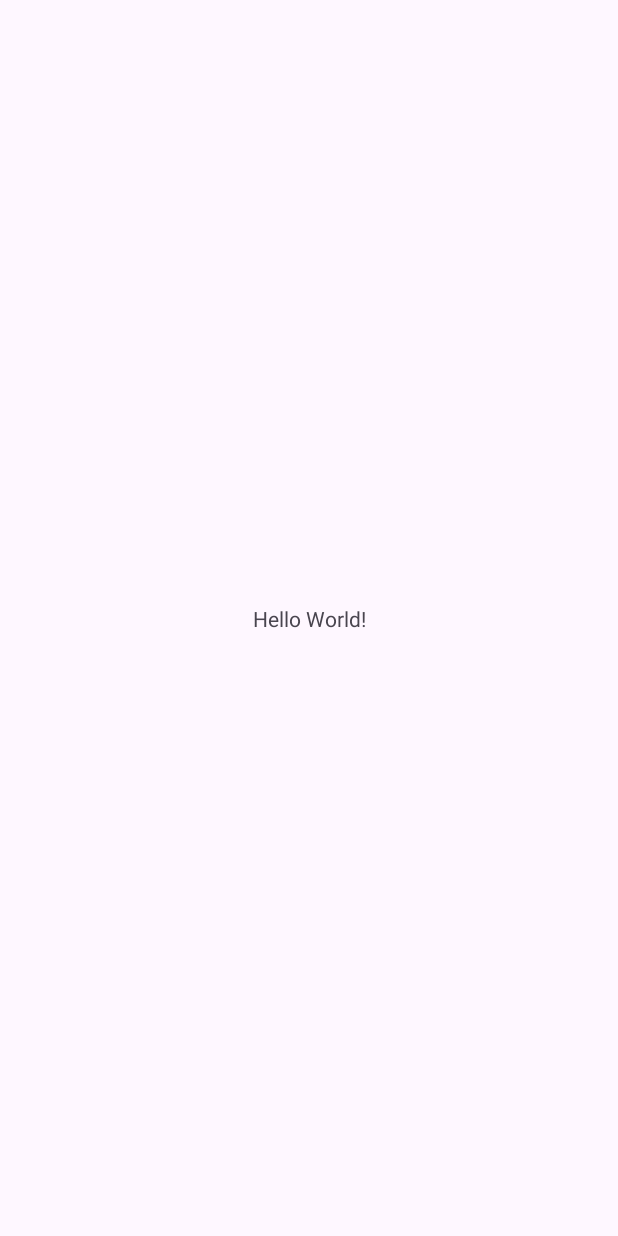
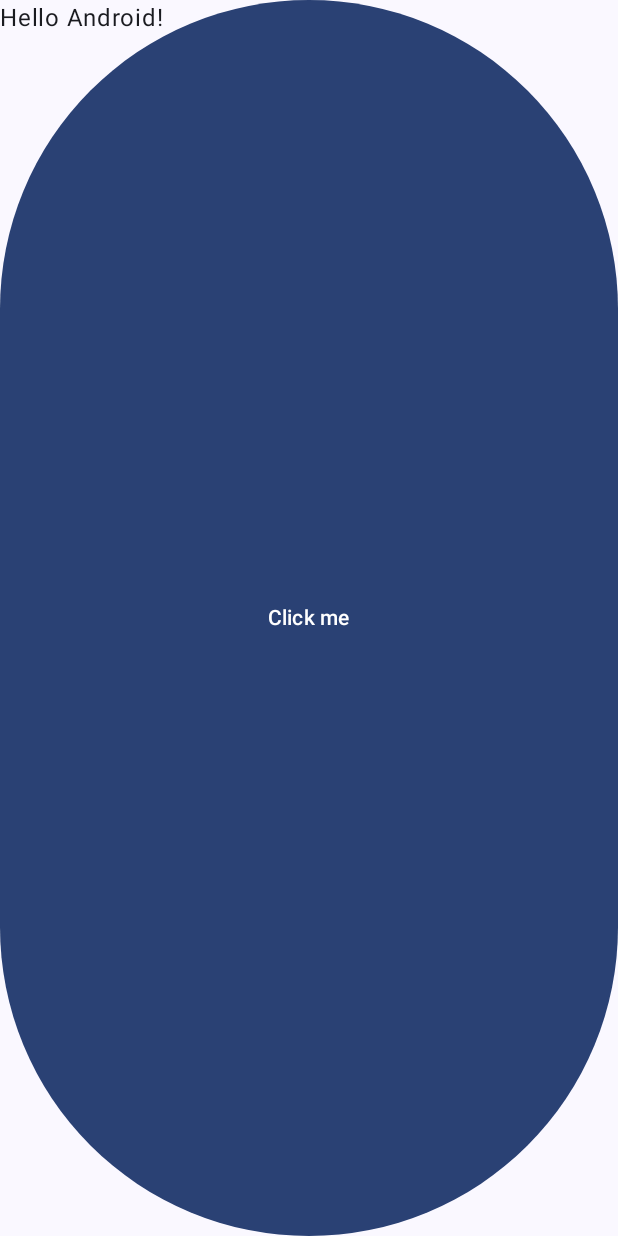
Before and after one commit to jessyjackson/PictionaryParty, an Android app built with Jetpack Compose: the screen it shows after launch (MainActivity), on a phone screen of 412 x 824 dp. Before the commit the screen is almost empty. Run offline under Robolectric (Android 15) with nearby library versions, the phone set to English and light mode, and no system bars.

Commit message:
change to kotlin

```diff
--- a/app/src/main/AndroidManifest.xml
+++ b/app/src/main/AndroidManifest.xml
@@ -14,7 +14,9 @@
         tools:targetApi="31">
         <activity
             android:name=".MainActivity"
-            android:exported="true">
+            android:exported="true"
+            android:label="@string/app_name"
+            android:theme="@style/Theme.PictionaryParty">
             <intent-filter>
                 <action android:name="android.intent.action.MAIN" />
 
--- a/app/src/main/java/com/pictionaryparty/MainActivity.java
+++ /dev/null
@@ -1,14 +0,0 @@
-package com.pictionaryparty;
-
-import androidx.appcompat.app.AppCompatActivity;
-
-import android.os.Bundle;
-
-public class MainActivity extends AppCompatActivity {
-
-    @Override
-    protected void onCreate(Bundle savedInstanceState) {
-        super.onCreate(savedInstanceState);
-        setContentView(R.layout.activity_main);
-    }
-}
--- /dev/null
+++ b/app/src/main/java/com/pictionaryparty/MainActivity.kt
@@ -0,0 +1,54 @@
+package com.pictionaryparty
+
+import android.os.Bundle
+import androidx.activity.ComponentActivity
+import androidx.activity.compose.setContent
+import androidx.compose.foundation.layout.fillMaxSize
+import androidx.compose.material3.Button
+import androidx.compose.material3.MaterialTheme
+import androidx.compose.material3.Surface
+import androidx.compose.material3.Text
+import androidx.compose.runtime.Composable
+import androidx.compose.ui.Modifier
+import androidx.compose.ui.tooling.preview.Preview
+import com.pictionaryparty.ui.theme.PictionaryPartyTheme
+
+class MainActivity : ComponentActivity() {
+    override fun onCreate(savedInstanceState: Bundle?) {
+        super.onCreate(savedInstanceState)
+        setContent {
+            PictionaryPartyTheme {
+                // A surface container using the 'background' color from the theme
+                Surface(
+                    modifier = Modifier.fillMaxSize(),
+                    color = MaterialTheme.colorScheme.background
+                ) {
+                    Greeting("Android")
+                }
+            }
+        }
+    }
+}
+
+@Composable
+fun Greeting(name: String, modifier: Modifier = Modifier) {
+    Button(
+        onClick = { println("Button clicked") },
+        modifier = modifier
+    ) {
+        Text("Click me")
+    }
+    Text(
+        text = "Hello $name!",
+        modifier = modifier
+    )
+}
+
+
+@Preview(showBackground = true)
+@Composable
+fun GreetingPreview() {
+    PictionaryPartyTheme {
+        Greeting("Android")
+    }
+}
--- /dev/null
+++ b/app/src/main/java/com/pictionaryparty/ui/components/Button.kt
@@ -0,0 +1 @@
+package com.pictionaryparty.ui.components
--- /dev/null
+++ b/app/src/main/java/com/pictionaryparty/ui/theme/Color.kt
@@ -0,0 +1,11 @@
+package com.pictionaryparty.ui.theme
+
+import androidx.compose.ui.graphics.Color
+
+val Purple80 = Color(0xFFD0BCFF)
+val PurpleGrey80 = Color(0xFFCCC2DC)
+val Pink80 = Color(0xFFEFB8C8)
+
+val Purple40 = Color(0xFF6650a4)
+val PurpleGrey40 = Color(0xFF625b71)
+val Pink40 = Color(0xFF7D5260)
--- /dev/null
+++ b/app/src/main/java/com/pictionaryparty/ui/theme/Theme.kt
@@ -0,0 +1,70 @@
+package com.pictionaryparty.ui.theme
+
+import android.app.Activity
+import android.os.Build
+import androidx.compose.foundation.isSystemInDarkTheme
+import androidx.compose.material3.MaterialTheme
+import androidx.compose.material3.darkColorScheme
+import androidx.compose.material3.dynamicDarkColorScheme
+import androidx.compose.material3.dynamicLightColorScheme
+import androidx.compose.material3.lightColorScheme
+import androidx.compose.runtime.Composable
+import androidx.compose.runtime.SideEffect
+import androidx.compose.ui.graphics.toArgb
+import androidx.compose.ui.platform.LocalContext
+import androidx.compose.ui.platform.LocalView
+import androidx.core.view.WindowCompat
+
+private val DarkColorScheme = darkColorScheme(
+    primary = Purple80,
+    secondary = PurpleGrey80,
+    tertiary = Pink80
+)
+
+private val LightColorScheme = lightColorScheme(
+    primary = Purple40,
+    secondary = PurpleGrey40,
+    tertiary = Pink40
+
+    /* Other default colors to override
+    background = Color(0xFFFFFBFE),
+    surface = Color(0xFFFFFBFE),
+    onPrimary = Color.White,
+    onSecondary = Color.White,
+    onTertiary = Color.White,
+    onBackground = Color(0xFF1C1B1F),
+    onSurface = Color(0xFF1C1B1F),
+    */
+)
+
+@Composable
+fun PictionaryPartyTheme(
+    darkTheme: Boolean = isSystemInDarkTheme(),
+    // Dynamic color is available on Android 12+
+    dynamicColor: Boolean = true,
+    content: @Composable () -> Unit
+) {
+    val colorScheme = when {
+        dynamicColor && Build.VERSION.SDK_INT >= Build.VERSION_CODES.S -> {
+            val context = LocalContext.current
+            if (darkTheme) dynamicDarkColorScheme(context) else dynamicLightColorScheme(context)
+        }
+
+        darkTheme -> DarkColorScheme
+        else -> LightColorScheme
+    }
+    val view = LocalView.current
+    if (!view.isInEditMode) {
+        SideEffect {
+            val window = (view.context as Activity).window
+            window.statusBarColor = colorScheme.primary.toArgb()
+            WindowCompat.getInsetsController(window, view).isAppearanceLightStatusBars = darkTheme
+        }
+    }
+
+    MaterialTheme(
+        colorScheme = colorScheme,
+        typography = Typography,
+        content = content
+    )
+}
--- /dev/null
+++ b/app/src/main/java/com/pictionaryparty/ui/theme/Type.kt
@@ -0,0 +1,34 @@
+package com.pictionaryparty.ui.theme
+
+import androidx.compose.material3.Typography
+import androidx.compose.ui.text.TextStyle
+import androidx.compose.ui.text.font.FontFamily
+import androidx.compose.ui.text.font.FontWeight
+import androidx.compose.ui.unit.sp
+
+// Set of Material typography styles to start with
+val Typography = Typography(
+    bodyLarge = TextStyle(
+        fontFamily = FontFamily.Default,
+        fontWeight = FontWeight.Normal,
+        fontSize = 16.sp,
+        lineHeight = 24.sp,
+        letterSpacing = 0.5.sp
+    )
+    /* Other default text styles to override
+    titleLarge = TextStyle(
+        fontFamily = FontFamily.Default,
+        fontWeight = FontWeight.Normal,
+        fontSize = 22.sp,
+        lineHeight = 28.sp,
+        letterSpacing = 0.sp
+    ),
+    labelSmall = TextStyle(
+        fontFamily = FontFamily.Default,
+        fontWeight = FontWeight.Medium,
+        fontSize = 11.sp,
+        lineHeight = 16.sp,
+        letterSpacing = 0.5.sp
+    )
+    */
+)
--- a/app/src/main/res/layout/activity_main.xml
+++ /dev/null
@@ -1,18 +0,0 @@
-<?xml version="1.0" encoding="utf-8"?>
-<androidx.constraintlayout.widget.ConstraintLayout xmlns:android="http://schemas.android.com/apk/res/android"
-    xmlns:app="http://schemas.android.com/apk/res-auto"
-    xmlns:tools="http://schemas.android.com/tools"
-    android:layout_width="match_parent"
-    android:layout_height="match_parent"
-    tools:context=".MainActivity">
-
-    <TextView
-        android:layout_width="wrap_content"
-        android:layout_height="wrap_content"
-        android:text="Hello World!"
-        app:layout_constraintBottom_toBottomOf="parent"
-        app:layout_constraintEnd_toEndOf="parent"
-        app:layout_constraintStart_toStartOf="parent"
-        app:layout_constraintTop_toTopOf="parent" />
-
-</androidx.constraintlayout.widget.ConstraintLayout>
--- a/app/src/main/res/values-night/themes.xml
+++ /dev/null
@@ -1,7 +0,0 @@
-<resources xmlns:tools="http://schemas.android.com/tools">
-    <!-- Base application theme. -->
-    <style name="Base.Theme.PictionaryParty" parent="Theme.Material3.DayNight.NoActionBar">
-        <!-- Customize your dark theme here. -->
-        <!-- <item name="colorPrimary">@color/my_dark_primary</item> -->
-    </style>
-</resources>
--- a/app/src/main/res/values/colors.xml
+++ b/app/src/main/res/values/colors.xml
@@ -1,5 +1,10 @@
 <?xml version="1.0" encoding="utf-8"?>
 <resources>
+    <color name="purple_200">#FFBB86FC</color>
+    <color name="purple_500">#FF6200EE</color>
+    <color name="purple_700">#FF3700B3</color>
+    <color name="teal_200">#FF03DAC5</color>
+    <color name="teal_700">#FF018786</color>
     <color name="black">#FF000000</color>
     <color name="white">#FFFFFFFF</color>
 </resources>
--- a/app/src/main/res/values/themes.xml
+++ b/app/src/main/res/values/themes.xml
@@ -1,9 +1,5 @@
-<resources xmlns:tools="http://schemas.android.com/tools">
-    <!-- Base application theme. -->
-    <style name="Base.Theme.PictionaryParty" parent="Theme.Material3.DayNight.NoActionBar">
-        <!-- Customize your light theme here. -->
-        <!-- <item name="colorPrimary">@color/my_light_primary</item> -->
-    </style>
+<?xml version="1.0" encoding="utf-8"?>
+<resources>
 
-    <style name="Theme.PictionaryParty" parent="Base.Theme.PictionaryParty" />
+    <style name="Theme.PictionaryParty" parent="android:Theme.Material.Light.NoActionBar" />
 </resources>
--- a/build.gradle.kts
+++ b/build.gradle.kts
@@ -1,4 +1,5 @@
 // Top-level build file where you can add configuration options common to all sub-projects/modules.
 plugins {
     id("com.android.application") version "8.2.2" apply false
+    id("org.jetbrains.kotlin.android") version "1.9.0" apply false
 }
--- a/gradle.properties
+++ b/gradle.properties
@@ -15,6 +15,8 @@ org.gradle.jvmargs=-Xmx2048m -Dfile.encoding=UTF-8
 # Android operating system, and which are packaged with your app's APK
 # https://developer.android.com/topic/libraries/support-library/androidx-rn
 android.useAndroidX=true
+# Kotlin code style for this project: "official" or "obsolete":
+kotlin.code.style=official
 # Enables namespacing of each library's R class so that its R class includes only the
 # resources declared in the library itself and none from the library's dependencies,
 # thereby reducing the size of the R class for that library
```
Also changed, not shown: app/build.gradle.kts (+30 -3 lines), gradle/wrapper/gradle-wrapper.properties, 4 other files.
